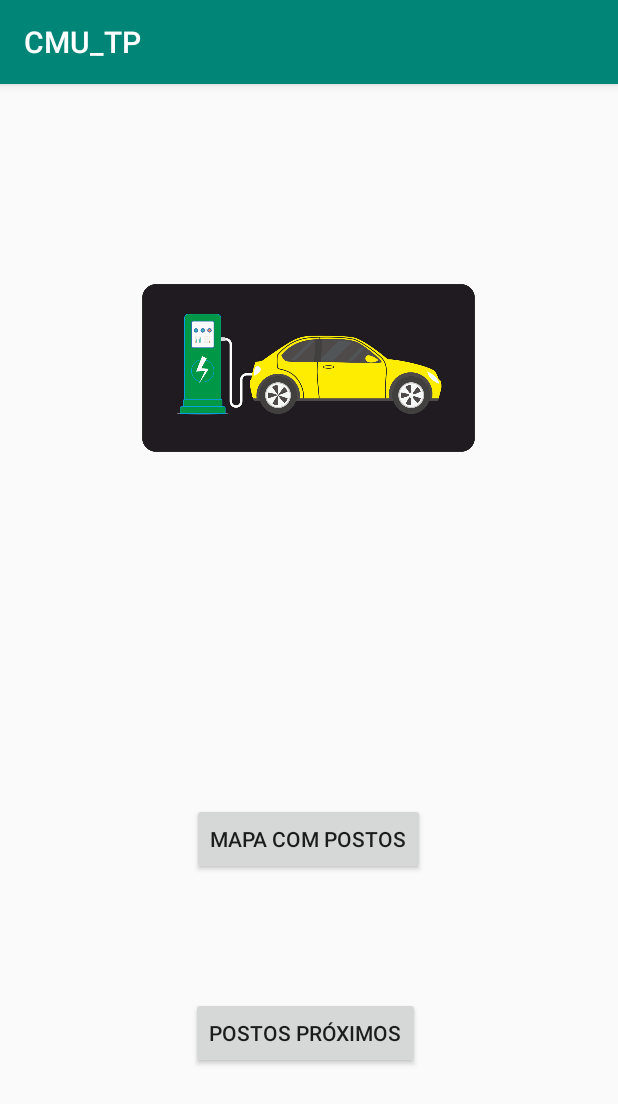
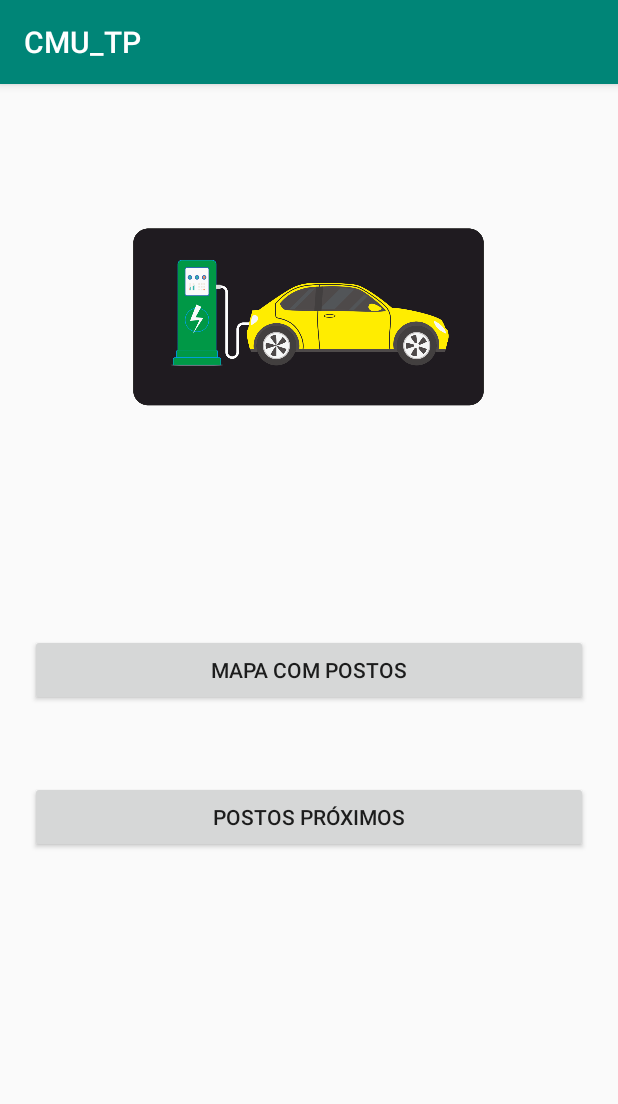
Before and after one commit to Nuno837/CMU_TP, an Android app: the UserActivity screen opened directly, with no data from a screen before it, on a phone screen of 412 x 824 dp. Shown: the top 1104 px of the screen. Run offline under Robolectric (Android 15) with nearby library versions, the phone set to English and light mode, and no system bars.

Commit message:
Visual update
Menu utiliador mais bonito
Upgrade no mini logo

```diff
--- a/app/src/main/java/pt/ipp/estg/cmu_tp/MainActivity.java
+++ b/app/src/main/java/pt/ipp/estg/cmu_tp/MainActivity.java
@@ -73,6 +73,7 @@ public class MainActivity extends AppCompatActivity {
                             if (user != null) {
                                 Intent i = new Intent(MainActivity.this, UserActivity.class);
                                 i.putExtra("User", user);
+                                Toast.makeText(MainActivity.this, "Login com sucesso!", Toast.LENGTH_SHORT).show();
                                 startActivity(i);
                                 finish();
                             } else {
--- a/app/src/main/java/pt/ipp/estg/cmu_tp/POI_info.java
+++ b/app/src/main/java/pt/ipp/estg/cmu_tp/POI_info.java
@@ -69,7 +69,6 @@ public class POI_info extends AppCompatActivity {
                 ArrayList<POI> poi = new ArrayList<>();
                 poi = (ArrayList<POI>) response.body();
                 Log.d("TAG", "onReponse: Received information" + response.body().toString());
-                Toast.makeText(POI_info.this, "recebida", Toast.LENGTH_SHORT).show();
                 adapter_posto = new Adapter_Posto(POI_info.this, poi);
                 recyclerView_a.setAdapter(adapter_posto);
 
--- a/app/src/main/java/pt/ipp/estg/cmu_tp/SignUpActivity.java
+++ b/app/src/main/java/pt/ipp/estg/cmu_tp/SignUpActivity.java
@@ -131,7 +131,7 @@ public class SignUpActivity extends AppCompatActivity {
                 .setLargeIcon(BitmapFactory.decodeResource(this.getResources(),
                         R.mipmap.cmu_logo))
                 .setContentTitle("User: " + userName)
-                .setContentText("User: " + userName + " " + lastName + " Registado com sucesso!")
+                .setContentText("User: " + userName + " " + lastName + " registado com sucesso!")
                 .setPriority(NotificationCompat.PRIORITY_DEFAULT)
                 .setAutoCancel(true)
                 .setContentIntent(PendingIntent.getActivity(this, 0, new Intent(), 0));;
--- a/app/src/main/java/pt/ipp/estg/cmu_tp/UserActivity.java
+++ b/app/src/main/java/pt/ipp/estg/cmu_tp/UserActivity.java
@@ -33,7 +33,7 @@ public class UserActivity extends AppCompatActivity {
         tvUser = findViewById(R.id.tvUser);
 
         if (user != null) {
-            tvUser.setText("WELCOME "+user.getName() +" "+user.getLastName());
+            tvUser.setText("Bem-Vindo "+user.getName() +" "+user.getLastName());
 
         }
         button = findViewById(R.id.button);
--- a/app/src/main/res/layout/activity_user.xml
+++ b/app/src/main/res/layout/activity_user.xml
@@ -6,68 +6,60 @@
     android:layout_height="match_parent"
     tools:context=".UserActivity">
 
+    <ImageView
+        android:id="@+id/imageViewLog"
+        android:layout_width="234dp"
+        android:layout_height="184dp"
+        android:layout_marginStart="8dp"
+        android:layout_marginLeft="8dp"
+        android:layout_marginTop="8dp"
+        android:layout_marginEnd="8dp"
+        android:layout_marginRight="8dp"
+        android:layout_marginBottom="8dp"
+        android:src="@drawable/cmu_logo"
+        app:layout_constraintBottom_toBottomOf="parent"
+        app:layout_constraintEnd_toEndOf="parent"
+        app:layout_constraintHorizontal_bias="0.496"
+        app:layout_constraintStart_toStartOf="parent"
+        app:layout_constraintTop_toTopOf="parent"
+        app:layout_constraintVertical_bias="0.097" />
+
     <TextView
         android:id="@+id/tvUser"
-        android:layout_width="263dp"
-        android:layout_height="106dp"
-        android:layout_marginStart="10dp"
-        android:layout_marginLeft="10dp"
-        android:layout_marginEnd="10dp"
-        android:layout_marginRight="10dp"
-        android:layout_marginBottom="336dp"
-        android:textSize="18sp"
-        android:textStyle="bold"
-        app:layout_constraintBottom_toBottomOf="parent"
-        app:layout_constraintEnd_toEndOf="parent"
-        app:layout_constraintStart_toStartOf="parent" />
-
-    <ImageView
-        android:id="@+id/imageView"
-        android:layout_width="350dp"
-        android:layout_height="112dp"
-        android:layout_marginTop="8dp"
-        app:layout_constraintBottom_toTopOf="@+id/tvUser"
-        app:layout_constraintEnd_toEndOf="parent"
-        app:layout_constraintHorizontal_bias="0.491"
-        app:layout_constraintStart_toStartOf="parent"
-        app:layout_constraintTop_toTopOf="parent"
-        app:layout_constraintVertical_bias="0.609"
-        app:srcCompat="@drawable/cmu_logo" />
+        android:layout_width="match_parent"
+        android:layout_height="wrap_content"
+        android:layout_alignParentBottom="true"
+        android:layout_marginLeft="20dp"
+        android:layout_marginRight="20dp"
+        android:layout_marginBottom="20dp"
+        android:textAlignment="center"
+        app:layout_constraintTop_toBottomOf="@+id/imageViewLog"
+        />
 
     <Button
         android:id="@+id/button"
-        android:layout_width="wrap_content"
+        android:layout_width="match_parent"
         android:layout_height="wrap_content"
-        android:layout_marginStart="8dp"
-        android:layout_marginLeft="8dp"
-        android:layout_marginTop="19dp"
-        android:layout_marginEnd="8dp"
-        android:layout_marginRight="8dp"
-        android:layout_marginBottom="8dp"
+        android:layout_alignParentBottom="true"
+        android:layout_marginTop="100dp"
+        android:layout_marginLeft="20dp"
+        android:layout_marginRight="20dp"
+        android:layout_marginBottom="20dp"
         android:text="Mapa com Postos"
-        app:layout_constraintBottom_toBottomOf="parent"
-        app:layout_constraintEnd_toEndOf="parent"
-        app:layout_constraintHorizontal_bias="0.498"
-        app:layout_constraintStart_toStartOf="parent"
         app:layout_constraintTop_toBottomOf="@+id/tvUser"
-        app:layout_constraintVertical_bias="0.107" />
+        />
 
     <Button
         android:id="@+id/show_POI"
-        android:layout_width="wrap_content"
+        android:layout_width="match_parent"
         android:layout_height="wrap_content"
-        android:layout_marginStart="160dp"
-        android:layout_marginLeft="160dp"
-        android:layout_marginTop="67dp"
-        android:layout_marginEnd="160dp"
-        android:layout_marginRight="160dp"
-        android:layout_marginBottom="8dp"
+        android:layout_alignParentBottom="true"
+        android:layout_marginTop="50dp"
+        android:layout_marginLeft="20dp"
+        android:layout_marginRight="20dp"
+        android:layout_marginBottom="20dp"
         android:text="Postos Próximos"
-        app:layout_constraintBottom_toBottomOf="parent"
-        app:layout_constraintEnd_toEndOf="parent"
-        app:layout_constraintHorizontal_bias="0.548"
-        app:layout_constraintStart_toStartOf="parent"
         app:layout_constraintTop_toBottomOf="@+id/button"
-        app:layout_constraintVertical_bias="0.122" />
+        tools:layout_editor_absoluteX="20dp" />
 
 </android.support.constraint.ConstraintLayout>
```
Also changed, not shown: app/src/main/res/drawable/mini_logo.png, app/src/main/res/mipmap-hdpi/mini_logo.png.
